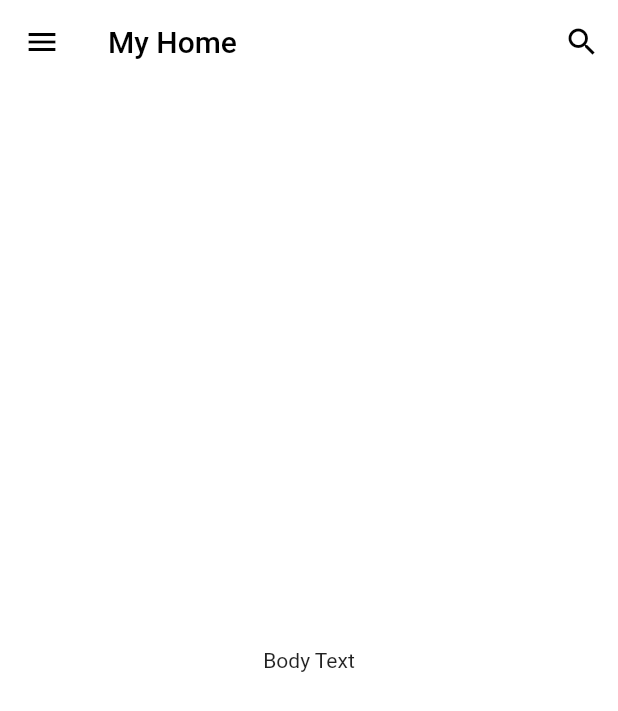
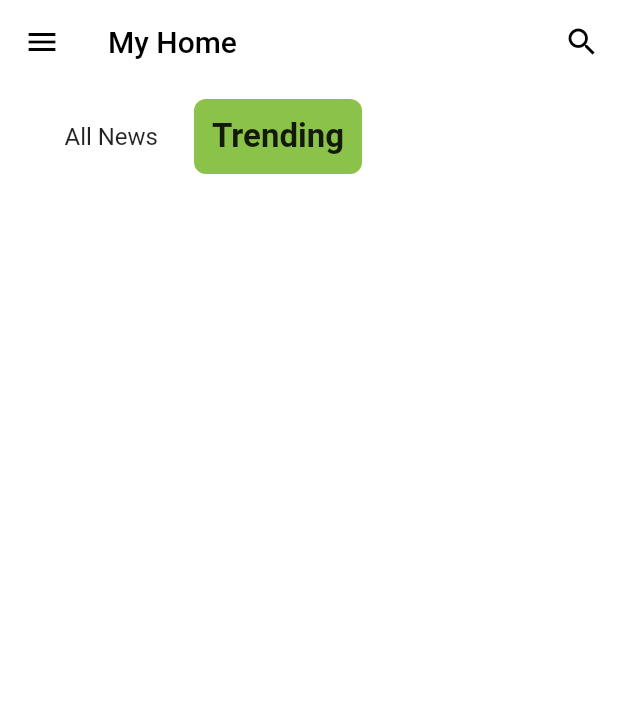
Before and after one commit to nbakh16/rest_api, a Flutter app: the screen it shows after launch, on a phone screen of 412 x 824 dp. Shown: the top 711 px of the screen. Run offline on Flutter 3.47's test engine with Material 2 defaults, Android fonts, the phone set to English and light mode, and no system bars; our stand-ins replace shared_preferences.

Commit message:
still UI

```diff
--- a/lib/constants/theme_data.dart
+++ b/lib/constants/theme_data.dart
@@ -1,15 +1,20 @@
 import 'package:flutter/material.dart';
+import 'package:provider/provider.dart';
+
+import '../provider/dark_theme_provider.dart';
 
 class ThemeStyles{
   static ThemeData themeData(BuildContext context, bool isDark){
     return ThemeData(
       scaffoldBackgroundColor: isDark ? Colors.black45 : Colors.white,
+      appBarTheme: AppBarTheme(color: isDark ? Colors.black45 : Colors.white),
+
       primaryColor: isDark ? Colors.deepPurple : Colors.lightGreen,
       colorScheme: ThemeData().colorScheme.copyWith(
         secondary: isDark ? Colors.deepPurple : Colors.black,
         brightness: isDark ? Brightness.dark : Brightness.light,
       ),
-      cardColor: isDark ? Colors.black45 : Colors.grey[50],
+      cardColor: isDark ? Colors.deepPurple : Colors.lightGreen,
       canvasColor: isDark ? Colors.black26 : Colors.white,
 
       buttonTheme: Theme.of(context).buttonTheme.copyWith(
--- /dev/null
+++ b/lib/constants/vars.dart
@@ -0,0 +1,4 @@
+enum TabOptions {
+  allNews,
+  trending,
+}
--- a/lib/view/home_view.dart
+++ b/lib/view/home_view.dart
@@ -1,24 +1,32 @@
 import 'package:flutter/material.dart';
 import 'package:provider/provider.dart';
 import 'package:rest_api/provider/dark_theme_provider.dart';
+import '../constants/vars.dart';
 import '../widgets/my_drawer.dart';
+import '../widgets/my_tab_btn.dart';
 
-class HomeView extends StatelessWidget {
+class HomeView extends StatefulWidget {
   const HomeView({super.key});
 
   @override
+  State<HomeView> createState() => _HomeViewState();
+}
+
+class _HomeViewState extends State<HomeView> {
+  var tabOptions = TabOptions.trending;
+
+  @override
   Widget build(BuildContext context) {
+    Color txtColor = Provider.of<DarkThemeProvider>(context).getDarkTheme
+        ? Colors.white : Colors.black;
 
     return SafeArea(
       child: Scaffold(
         appBar: AppBar(
-          title: Text("My Home",
-            style: TextStyle(color: Provider.of<DarkThemeProvider>(context).getDarkTheme
-                ? Colors.white : Colors.black),),
-          iconTheme: IconThemeData(color: Provider.of<DarkThemeProvider>(context).getDarkTheme
-              ? Colors.white : Colors.black),
+          title: Text("My Home", style: TextStyle(color: txtColor),),
+          iconTheme: IconThemeData(color: txtColor),
           elevation: 0,
-          backgroundColor: Theme.of(context).scaffoldBackgroundColor,
+          backgroundColor: Theme.of(context).appBarTheme.backgroundColor,
           actions: [
             IconButton(
               onPressed: (){},
@@ -29,10 +37,48 @@ class HomeView extends StatelessWidget {
         drawer: const MyDrawer(),
         body: Center(
             child: Column(
-              mainAxisAlignment: MainAxisAlignment.center,
               children: [
-                const Text("Body Text"),
-
+                Padding(
+                  padding: const EdgeInsets.symmetric(vertical: 10, horizontal: 25),
+                  child: Row(
+                    children: [
+                      MyTabBtn(
+                        title: "All News",
+                        color: tabOptions == TabOptions.allNews
+                            ? Theme.of(context).cardColor : Colors.transparent,
+                        fontSize: tabOptions == TabOptions.allNews
+                            ? 22 : 16,
+                        fontWeight: tabOptions == TabOptions.allNews
+                            ? FontWeight.bold: FontWeight.normal,
+                        myTap: (){
+                          if(tabOptions == TabOptions.allNews) {
+                            return;
+                          }
+                          setState((){
+                            tabOptions = TabOptions.allNews;
+                          });
+                        },
+                      ),
+                      MyTabBtn(
+                        title: "Trending",
+                        color: tabOptions == TabOptions.trending
+                            ? Theme.of(context).cardColor : Colors.transparent,
+                        fontSize: tabOptions == TabOptions.trending
+                            ? 22 : 16,
+                        fontWeight: tabOptions == TabOptions.trending
+                            ? FontWeight.bold: FontWeight.normal,
+                        myTap: (){
+                          if(tabOptions == TabOptions.trending){
+                            return;
+                          }
+                          setState(() {
+                            tabOptions = TabOptions.trending;
+                          });
+                        },
+                      )
+                    ],
+                  ),
+                )
               ],
             )
         ),
--- a/lib/widgets/my_list_tile.dart
+++ b/lib/widgets/my_list_tile.dart
@@ -1,11 +1,11 @@
 import 'package:flutter/material.dart';
 
 class MyListTile extends StatelessWidget {
-  MyListTile({
+  const MyListTile({
     Key? key, required this.title, required this.myTap
   }) : super(key: key);
 
-  String title;
+  final String title;
   final Function myTap;
 
   @override
--- /dev/null
+++ b/lib/widgets/my_tab_btn.dart
@@ -0,0 +1,35 @@
+import 'package:flutter/material.dart';
+
+class MyTabBtn extends StatelessWidget {
+  const MyTabBtn({Key? key,
+    required this.title, required this.color,
+    required this.fontSize, required this.fontWeight,
+    required this.myTap
+  }) : super(key: key);
+
+  final String title;
+  final Color color;
+  final double fontSize;
+  final FontWeight fontWeight;
+  final Function myTap;
+
+  @override
+  Widget build(BuildContext context) {
+    return GestureDetector(
+      onTap: (){
+        myTap();
+      },
+      child: Container(
+        margin: const EdgeInsets.symmetric(horizontal: 6, vertical: 0),
+        decoration: BoxDecoration(
+            borderRadius: BorderRadius.circular(8),
+            color: color
+        ),
+        child: Padding(
+          padding: const EdgeInsets.all(12.0),
+          child: Text(title, style: TextStyle(fontSize: fontSize, fontWeight: fontWeight),),
+        ),
+      ),
+    );
+  }
+}
```
